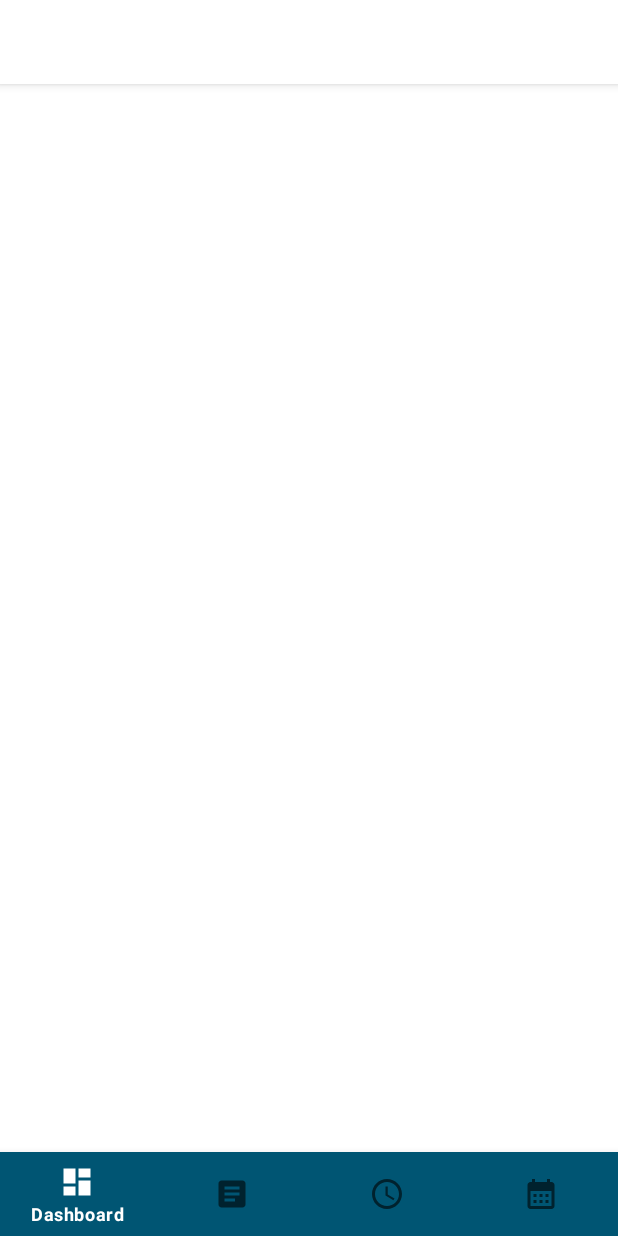
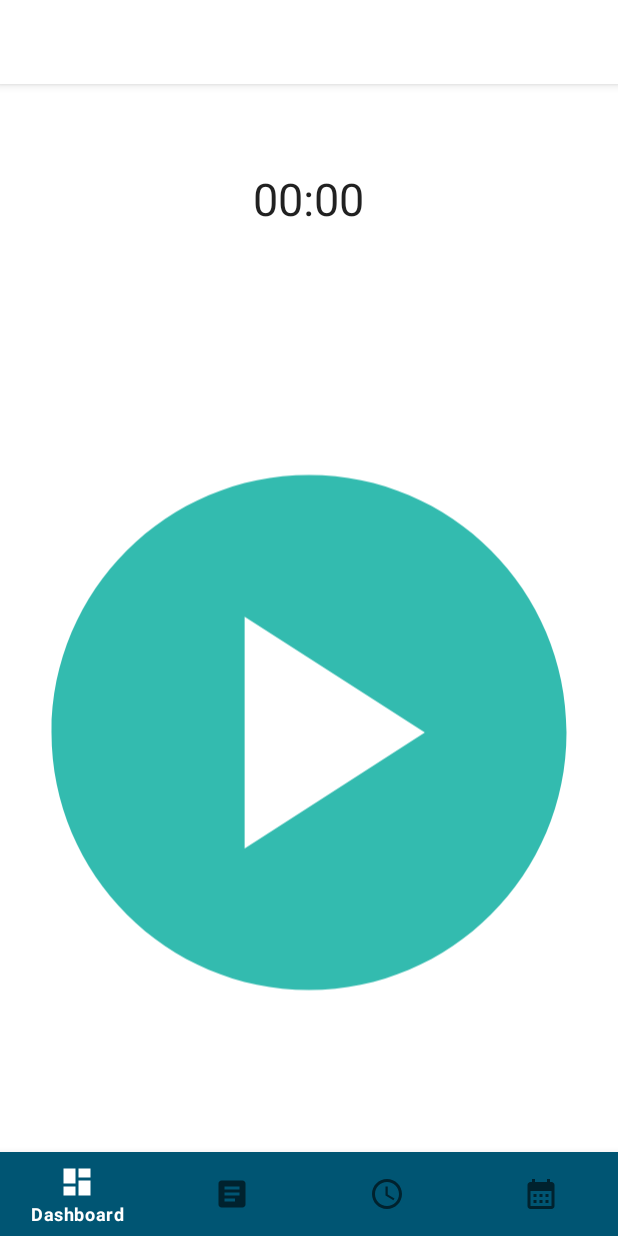
Before and after one commit to StijnMapper/Timeregistration, an Android app: the QuickStartFragment screen opened through its navigation route, on a phone screen of 412 x 824 dp. Run offline under Robolectric (Android 15) with nearby library versions, the phone set to English and light mode, and no system bars; our stand-ins replace navigation-ui.

Commit message:
Update fragment_quick_start.xml
feat: play button added + timer

```diff
--- a/MyApplication/app/src/main/res/layout/fragment_quick_start.xml
+++ b/MyApplication/app/src/main/res/layout/fragment_quick_start.xml
@@ -1,4 +1,3 @@
-
 <LinearLayout xmlns:android="http://schemas.android.com/apk/res/android"
 xmlns:app="http://schemas.android.com/apk/res-auto"
 xmlns:tools="http://schemas.android.com/tools"
@@ -6,6 +5,36 @@ android:layout_width="match_parent"
 android:layout_height="match_parent"
 android:gravity="center"
 android:orientation="vertical"
-    tools:context=".ui.dashboard.QuickStartFragment">
+tools:context=".ui.dashboard.QuickStartFragment">
+
+    <Chronometer
+        android:id="@+id/chronometer"
+        android:layout_width="wrap_content"
+        android:layout_height="wrap_content"
+        android:textSize="30sp" />
+
+    <ImageView
+        android:layout_width="match_parent"
+        android:layout_height="match_parent"
+        android:minHeight="50dp"
+        android:minWidth="100dp"
+        android:src="@drawable/ic_play"/>
+    <Button
+        android:layout_width="wrap_content"
+        android:layout_height="wrap_content"
+        android:onClick="startChronometer"
+        android:text="Start" />
+
+    <Button
+        android:layout_width="wrap_content"
+        android:layout_height="wrap_content"
+        android:onClick="pauseChronometer"
+        android:text="Pause" />
+
+    <Button
+        android:layout_width="wrap_content"
+        android:layout_height="wrap_content"
+        android:onClick="resetChronometer"
+        android:text="Reset" />
 
 </LinearLayout>
```
